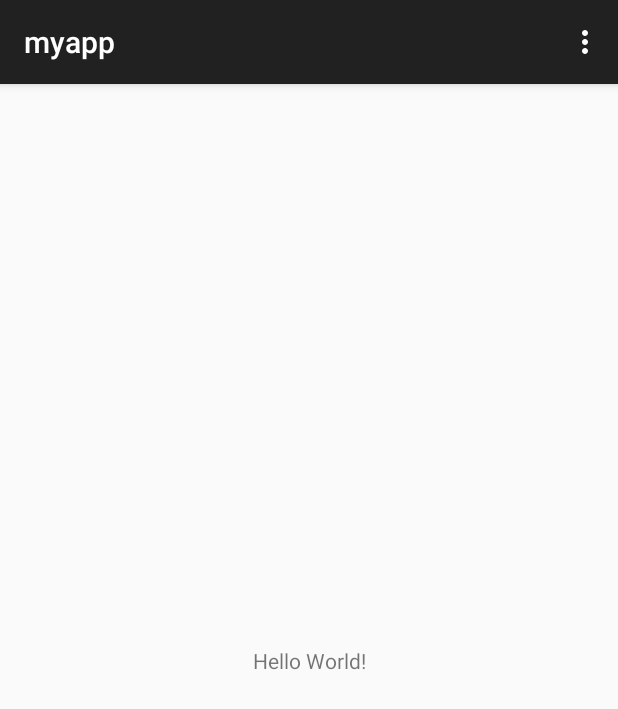
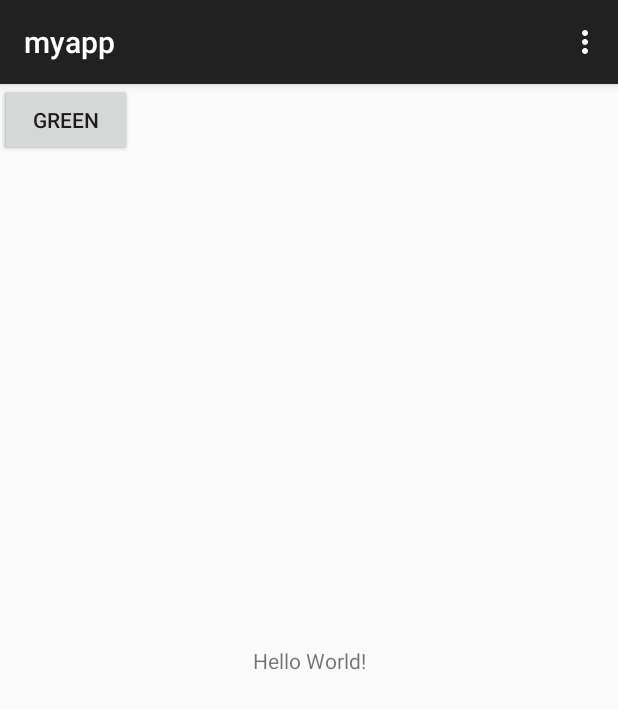
Before and after one commit to kenxzu/mobile-program, an Android app: the screen it shows after launch (MainActivity), on a phone screen of 412 x 824 dp. Shown: the top 709 px of the screen. Run offline under Robolectric (Android 15) with nearby library versions, the phone set to English and light mode, and no system bars; 1 statement that could not run was skipped.

```diff
--- a/app/src/main/res/layout/activity_main.xml
+++ b/app/src/main/res/layout/activity_main.xml
@@ -15,4 +15,21 @@
         app:layout_constraintStart_toStartOf="parent"
         app:layout_constraintTop_toTopOf="parent" />
 
+    <Button
+        android:id="@+id/btnred"
+        android:layout_width="wrap_content"
+        android:layout_height="wrap_content"
+        android:onClick="pindahMerah"
+        android:text="Red"
+        tools:layout_editor_absoluteX="161dp"
+        tools:layout_editor_absoluteY="132dp" />
+
+    <Button
+        android:id="@+id/btngreen"
+        android:layout_width="wrap_content"
+        android:layout_height="wrap_content"
+        android:text="Green"
+        tools:layout_editor_absoluteX="161dp"
+        tools:layout_editor_absoluteY="209dp" />
+
 </androidx.constraintlayout.widget.ConstraintLayout>
```
Also changed, not shown: app/src/main/java/com/myfirstapp/lct1/GreenActivity.java (added, +13 -0 lines), app/src/main/java/com/myfirstapp/lct1/MainActivity.java (+12 -0 lines), app/src/main/java/com/myfirstapp/lct1/RedActivity.java (added, +22 -0 lines), app/src/main/res/layout/activity_green.xml (added, +7 -0 lines), app/src/main/res/layout/merah.xml (added, +20 -0 lines).
